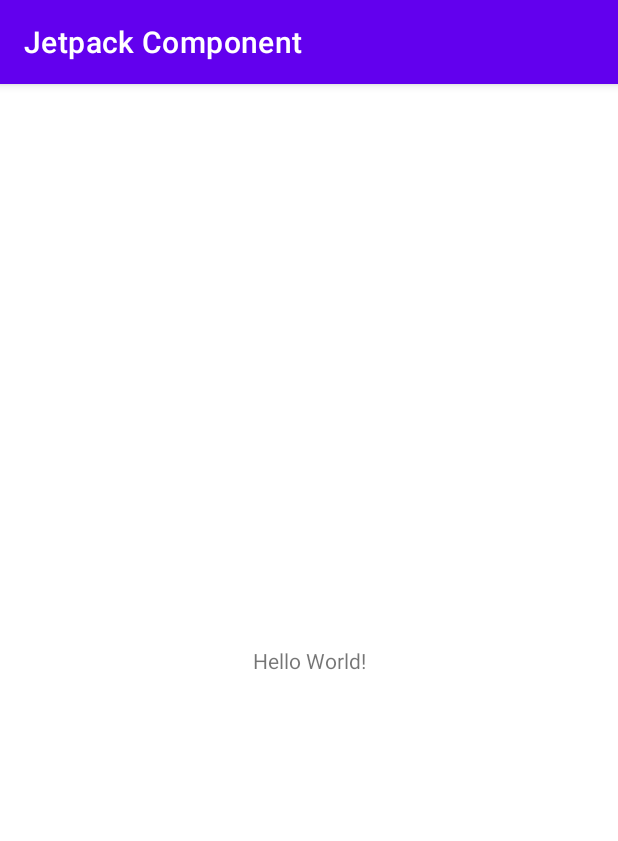
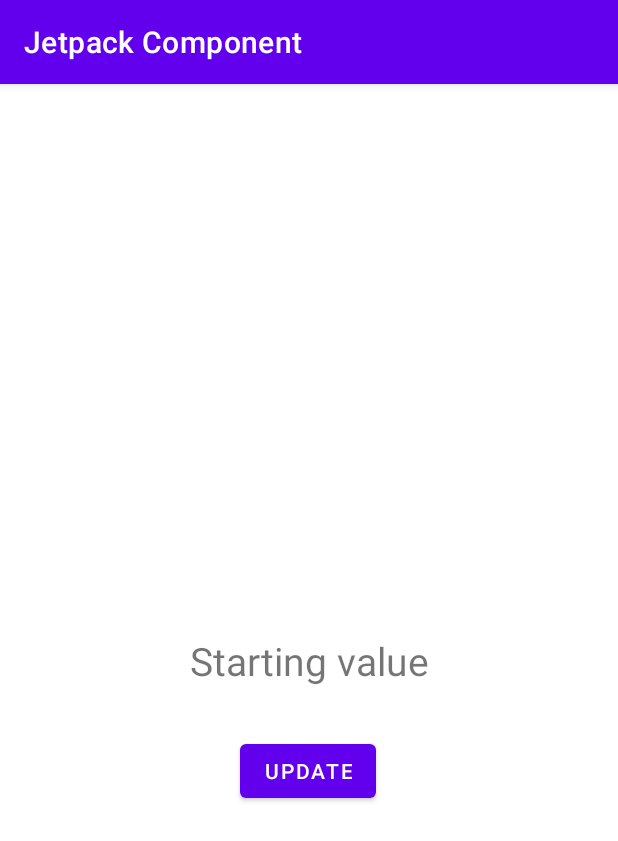
Before and after one commit to shubham419/jetpack-component-practice, an Android app: the screen it shows after launch (MainActivity), on a phone screen of 412 x 824 dp. Shown: the top 841 px of the screen. Run offline under Robolectric (Android 15) with nearby library versions, the phone set to English and light mode, and no system bars.

Commit message:
live data

```diff
--- a/app/build.gradle
+++ b/app/build.gradle
@@ -40,4 +40,11 @@ dependencies {
     testImplementation 'junit:junit:4.13.2'
     androidTestImplementation 'androidx.test.ext:junit:1.1.3'
     androidTestImplementation 'androidx.test.espresso:espresso-core:3.4.0'
+
+    // ViewModel
+    implementation("androidx.lifecycle:lifecycle-viewmodel-ktx:2.4.1")
+
+    // LiveData
+    implementation("androidx.lifecycle:lifecycle-livedata-ktx:2.4.1")
+
 }
--- a/app/src/main/java/com/shubham/jetpackcomponent/MainActivity.kt
+++ b/app/src/main/java/com/shubham/jetpackcomponent/MainActivity.kt
@@ -2,10 +2,27 @@ package com.shubham.jetpackcomponent
 
 import androidx.appcompat.app.AppCompatActivity
 import android.os.Bundle
+import android.view.View
+import android.widget.Button
+import android.widget.TextView
+import androidx.lifecycle.ViewModelProvider
+import androidx.lifecycle.get
 
 class MainActivity : AppCompatActivity() {
     override fun onCreate(savedInstanceState: Bundle?) {
         super.onCreate(savedInstanceState)
         setContentView(R.layout.activity_main)
+        val button = findViewById<Button>(R.id.button)
+        val textView = findViewById<TextView>(R.id.textView)
+
+        val viewModel = ViewModelProvider(this).get(MainViewModel::class.java)
+
+        viewModel.mutableLiveData.observe(this,{
+            textView.text = it
+        })
+
+        button.setOnClickListener(View.OnClickListener {
+            viewModel.updateData()
+        })
     }
 }
--- /dev/null
+++ b/app/src/main/java/com/shubham/jetpackcomponent/MainViewModel.kt
@@ -0,0 +1,14 @@
+package com.shubham.jetpackcomponent
+
+import androidx.lifecycle.MutableLiveData
+import androidx.lifecycle.ViewModel
+
+class MainViewModel : ViewModel() {
+
+    val mutableLiveData = MutableLiveData<String>("Starting value")
+
+    fun updateData(){
+        mutableLiveData.value = "data changed"
+    }
+
+}
--- a/app/src/main/res/layout/activity_main.xml
+++ b/app/src/main/res/layout/activity_main.xml
@@ -6,13 +6,28 @@
     android:layout_height="match_parent"
     tools:context=".MainActivity">
 
-    <TextView
+    <Button
+        android:id="@+id/button"
         android:layout_width="wrap_content"
         android:layout_height="wrap_content"
-        android:text="Hello World!"
+        android:text="update"
         app:layout_constraintBottom_toBottomOf="parent"
-        app:layout_constraintLeft_toLeftOf="parent"
-        app:layout_constraintRight_toRightOf="parent"
+        app:layout_constraintEnd_toEndOf="parent"
+        app:layout_constraintHorizontal_bias="0.498"
+        app:layout_constraintStart_toStartOf="parent"
+        app:layout_constraintTop_toBottomOf="@+id/textView"
+        app:layout_constraintVertical_bias="0.1" />
+
+    <TextView
+        android:id="@+id/textView"
+        android:layout_width="wrap_content"
+        android:layout_height="wrap_content"
+        android:text="Hardcore String"
+        android:textSize="26sp"
+        app:layout_constraintBottom_toBottomOf="parent"
+        app:layout_constraintEnd_toEndOf="parent"
+        app:layout_constraintHorizontal_bias="0.5"
+        app:layout_constraintStart_toStartOf="parent"
         app:layout_constraintTop_toTopOf="parent" />
 
 </androidx.constraintlayout.widget.ConstraintLayout>
```
